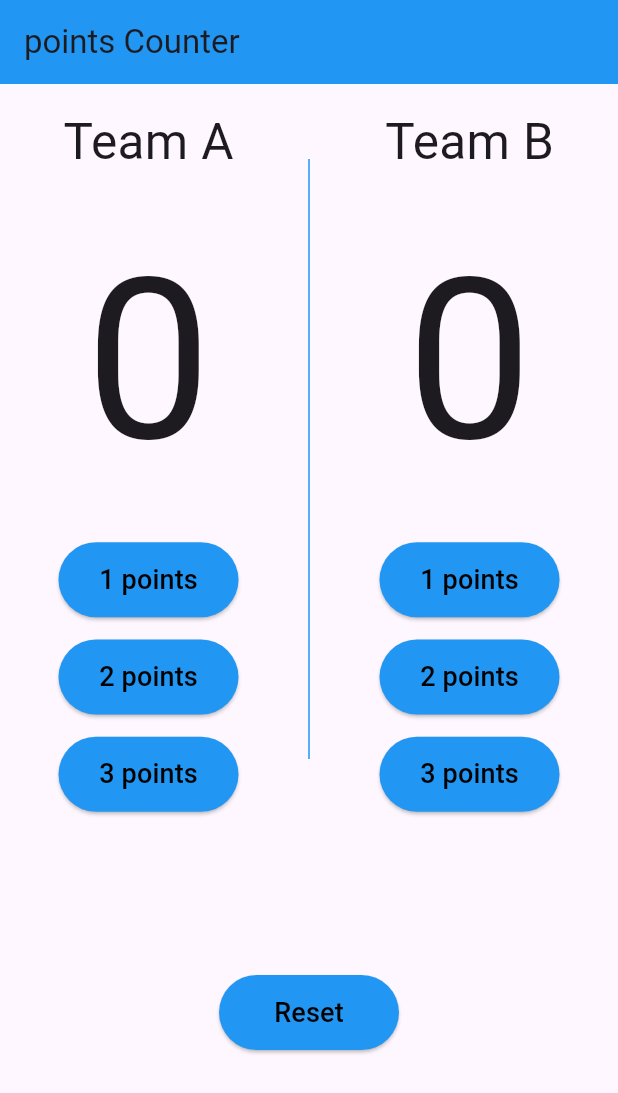
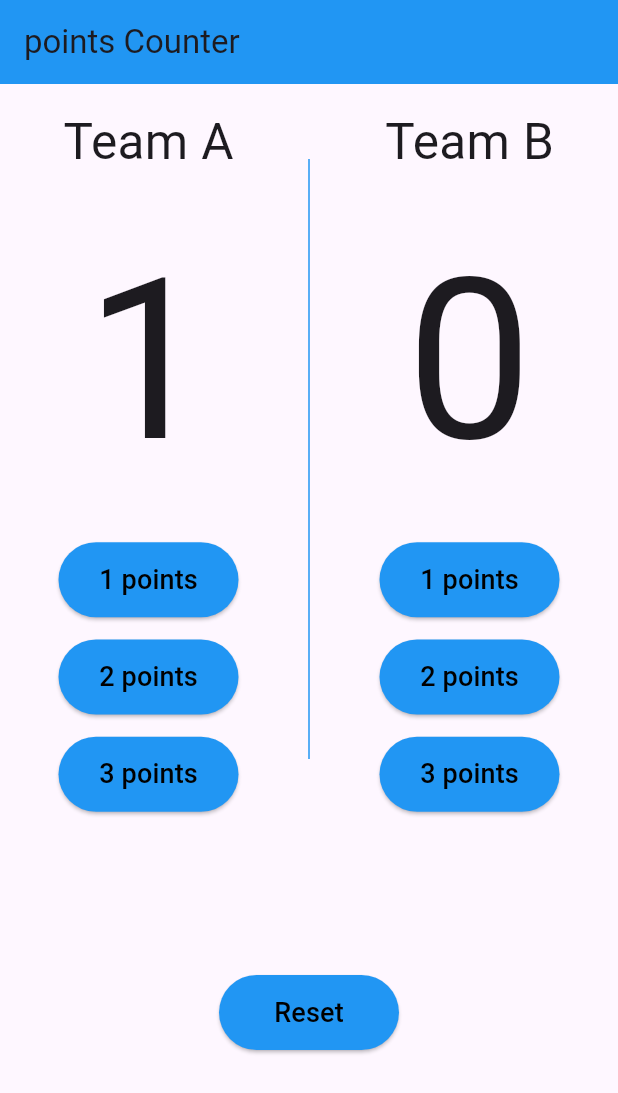
Before and after one commit to 7odaHany/BasketBall, a Flutter app: the screen it shows after launch, after a tap on "1 points", on a phone screen of 412 x 824 dp. Shown: the top 1093 px of the screen. Run offline on Flutter 3.47's test engine with Material 3 defaults, Android fonts, the phone set to English and light mode, and no system bars; our stand-ins replace flutter_bloc.

```diff
--- a/basket_ball/lib/cubits/counter_cubit.dart
+++ b/basket_ball/lib/cubits/counter_cubit.dart
@@ -15,4 +15,9 @@ class CounterCubit extends Cubit<CounterState> {
       emit(CounterBIncrementState()); //info: emit the new state
     }
   }
+  void resetScore() {
+    teamAScore = 0;
+    teamBScore = 0;
+    emit(CounterResetState()); //info: emit the new state
+  }
 }
--- a/basket_ball/lib/cubits/counter_state.dart
+++ b/basket_ball/lib/cubits/counter_state.dart
@@ -3,3 +3,4 @@ abstract class CounterState {}
 class CounterAIncrementState extends CounterState {}
 
 class CounterBIncrementState extends CounterState {}
+class CounterResetState extends CounterState {}
--- a/basket_ball/lib/main.dart
+++ b/basket_ball/lib/main.dart
@@ -15,7 +15,7 @@ class PointsCounter extends StatelessWidget {
   Widget build(BuildContext context) {
     return BlocProvider(
       create: (context) => CounterCubit(),
-      child: MaterialApp(
+      child: const MaterialApp(
         debugShowCheckedModeBanner: false,
         home: HomePage(),
       ),
@@ -24,20 +24,12 @@ class PointsCounter extends StatelessWidget {
 }
 
 class HomePage extends StatelessWidget {
-   HomePage({super.key});
-  int teamAScore = 0;
-  int teamBScore = 0;
+  const HomePage({super.key});
+
   @override
   Widget build(BuildContext context) {
     return BlocConsumer<CounterCubit, CounterState>(
-      listener: (context, state) {
-        if (state is CounterAIncrementState) {
-          teamAScore =BlocProvider.of<CounterCubit>(context).teamAScore;
-        }
-        else {
-          teamBScore = BlocProvider.of<CounterCubit>(context).teamBScore;
-        }
-      },
+      listener: (context, state) {},
       builder: (context, state) {
         return Scaffold(
           appBar: AppBar(
@@ -62,7 +54,7 @@ class HomePage extends StatelessWidget {
                           ),
                         ),
                         Text(
-                          '$teamAScore',
+                          '${BlocProvider.of<CounterCubit>(context).teamAScore}',
                           style: const TextStyle(
                             fontSize: 150,
                           ),
@@ -72,7 +64,13 @@ class HomePage extends StatelessWidget {
                             backgroundColor: Colors.blue,
                             minimumSize: const Size(120, 50),
                           ),
-                          onPressed: () {},
+                          onPressed: () {
+                            BlocProvider.of<CounterCubit>(context)
+                                .incremenScore(
+                              buttonNumber: 1,
+                              team: 'A',
+                            );
+                          },
                           child: const Text(
                             '1 points',
                             style: TextStyle(
@@ -90,7 +88,13 @@ class HomePage extends StatelessWidget {
                             backgroundColor: Colors.blue,
                             minimumSize: const Size(120, 50),
                           ),
-                          onPressed: () {},
+                          onPressed: () {
+                            BlocProvider.of<CounterCubit>(context)
+                                .incremenScore(
+                              buttonNumber: 2,
+                              team: 'A',
+                            );
+                          },
                           child: const Text(
                             '2 points',
                             style: TextStyle(
@@ -105,10 +109,16 @@ class HomePage extends StatelessWidget {
                         ElevatedButton(
                           style: ElevatedButton.styleFrom(
                             backgroundColor: Colors.blue,
-                            minimumSize: Size(120, 50),
+                            minimumSize: const Size(120, 50),
                           ),
-                          onPressed: () {},
-                          child: Text(
+                          onPressed: () {
+                            BlocProvider.of<CounterCubit>(context)
+                                .incremenScore(
+                              buttonNumber: 3,
+                              team: 'A',
+                            );
+                          },
+                          child: const Text(
                             '3 points',
                             style: TextStyle(
                               color: Colors.black,
@@ -119,7 +129,7 @@ class HomePage extends StatelessWidget {
                       ],
                     ),
                   ),
-                  Container(
+                  const SizedBox(
                     height: 500,
                     child: VerticalDivider(
                       color: Colors.blue,
@@ -128,31 +138,37 @@ class HomePage extends StatelessWidget {
                       indent: 50,
                     ),
                   ),
-                  Container(
+                  SizedBox(
                     height: 500,
                     child: Column(
                       mainAxisAlignment: MainAxisAlignment.spaceEvenly,
                       children: [
-                        Text(
+                        const Text(
                           'Team B',
                           style: TextStyle(
                             fontSize: 33,
                           ),
                         ),
                         Text(
-                          '$teamBScore',
-                          style: TextStyle(
+                          '${BlocProvider.of<CounterCubit>(context).teamBScore}',
+                          style: const TextStyle(
                             fontSize: 150,
                           ),
                         ),
                         ElevatedButton(
                           style: ElevatedButton.styleFrom(
-                            padding: EdgeInsets.all(8),
+                            padding: const EdgeInsets.all(8),
                             backgroundColor: Colors.blue,
-                            minimumSize: Size(120, 50),
+                            minimumSize: const Size(120, 50),
                           ),
-                          onPressed: () {},
-                          child: Text(
+                          onPressed: () {
+                            BlocProvider.of<CounterCubit>(context)
+                                .incremenScore(
+                              buttonNumber: 1,
+                              team: 'B',
+                            );
+                          },
+                          child: const Text(
                             '1 points',
                             style: TextStyle(
                               color: Colors.black,
@@ -166,10 +182,16 @@ class HomePage extends StatelessWidget {
                         ElevatedButton(
                           style: ElevatedButton.styleFrom(
                             backgroundColor: Colors.blue,
-                            minimumSize: Size(120, 50),
+                            minimumSize: const Size(120, 50),
                           ),
-                          onPressed: () {},
-                          child: Text(
+                          onPressed: () {
+                            BlocProvider.of<CounterCubit>(context)
+                                .incremenScore(
+                              buttonNumber: 2,
+                              team: 'B',
+                            );
+                          },
+                          child: const Text(
                             '2 points',
                             style: TextStyle(
                               color: Colors.black,
@@ -183,10 +205,16 @@ class HomePage extends StatelessWidget {
                         ElevatedButton(
                           style: ElevatedButton.styleFrom(
                             backgroundColor: Colors.blue,
-                            minimumSize: Size(120, 50),
+                            minimumSize: const Size(120, 50),
                           ),
-                          onPressed: () {},
-                          child: Text(
+                          onPressed: () {
+                            BlocProvider.of<CounterCubit>(context)
+                                .incremenScore(
+                              buttonNumber: 3,
+                              team: 'B',
+                            );
+                          },
+                          child: const Text(
                             '3 points',
                             style: TextStyle(
                               color: Colors.black,
@@ -199,19 +227,21 @@ class HomePage extends StatelessWidget {
                   ),
                 ],
               ),
-              SizedBox(
+              const SizedBox(
                 height: 32,
               ),
-              Spacer(
+              const Spacer(
                 flex: 2,
               ),
               ElevatedButton(
                 style: ElevatedButton.styleFrom(
                   backgroundColor: Colors.blue,
-                  minimumSize: Size(120, 50),
+                  minimumSize: const Size(120, 50),
                 ),
-                onPressed: () {},
-                child: Text(
+                onPressed: () {
+                  BlocProvider.of<CounterCubit>(context).resetScore();
+                },
+                child: const Text(
                   'Reset',
                   style: TextStyle(
                     color: Colors.black,
@@ -219,7 +249,7 @@ class HomePage extends StatelessWidget {
                   ),
                 ),
               ),
-              Spacer(
+              const Spacer(
                 flex: 4,
               ),
             ],
```
